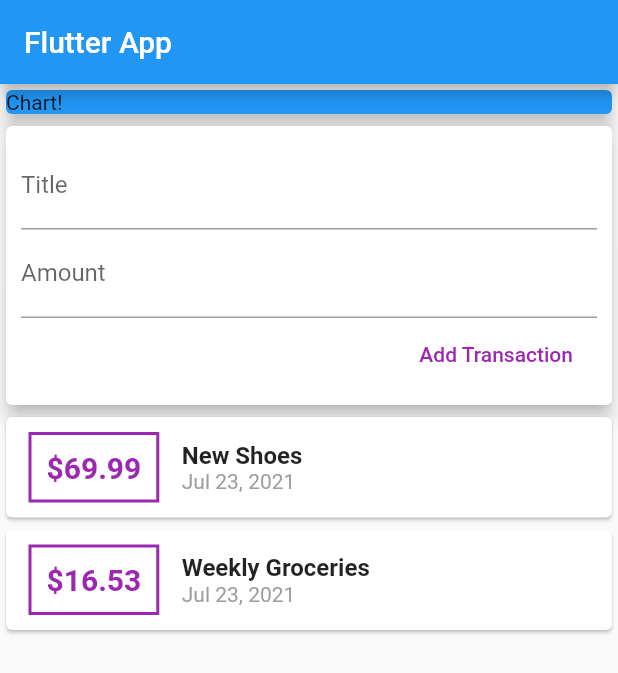
After one commit to niranjandawadi/expensePLanner, a Flutter app: the screen it shows after launch, on a phone screen of 412 x 824 dp. The commit adds this screen. Shown: the top 673 px of the screen. Run offline on Flutter 3.47's test engine with Material 2 defaults, Android fonts, the phone set to English and light mode, and no system bars.

Commit message:
Added list view builder

```diff
--- /dev/null
+++ b/lib/widgets/new_transaction.dart
@@ -0,0 +1,42 @@
+import 'package:flutter/material.dart';
+
+class NewTransaction extends StatelessWidget {
+  final Function addTx;
+  final titleController = TextEditingController();
+  final amountController = TextEditingController();
+
+  NewTransaction(this.addTx);
+
+  @override
+  Widget build(BuildContext context) {
+    return Card(
+      elevation: 5,
+      child: Container(
+        padding: EdgeInsets.all(10),
+        child: Column(
+          crossAxisAlignment: CrossAxisAlignment.end,
+          children: <Widget>[
+            TextField(
+              decoration: InputDecoration(labelText: 'Title'),
+              controller: titleController,
+            ),
+            TextField(
+              decoration: InputDecoration(labelText: 'Amount'),
+              controller: amountController,
+            ),
+            FlatButton(
+              onPressed: () {
+                addTx(
+                  titleController.text,
+                  double.parse(amountController.text),
+                );
+              },
+              child: Text("Add Transaction"),
+              textColor: Colors.purple,
+            ),
+          ],
+        ),
+      ),
+    );
+  }
+}
--- /dev/null
+++ b/lib/widgets/transaction_list.dart
@@ -0,0 +1,64 @@
+import 'package:expense_planner/models/transaction.dart';
+import 'package:flutter/material.dart';
+import '../models/transaction.dart';
+import 'package:intl/intl.dart';
+
+class TransactionList extends StatelessWidget {
+  final List<Transaction> transactions;
+
+  TransactionList(this.transactions);
+
+  @override
+  Widget build(BuildContext context) {
+    return Container(
+      height: 300,
+      child: ListView.builder(
+        itemBuilder: (ctx, index) {
+          return Card(
+            child: Row(
+              children: <Widget>[
+                Container(
+                  margin: EdgeInsets.symmetric(vertical: 10, horizontal: 15),
+                  decoration: BoxDecoration(
+                    border: Border.all(
+                      color: Colors.purple,
+                      width: 2,
+                    ),
+                  ),
+                  padding: EdgeInsets.all(10),
+                  child: Text(
+                    '\$${transactions[index].amount}',
+                    style: TextStyle(
+                      fontWeight: FontWeight.bold,
+                      fontSize: 20,
+                      color: Colors.purple,
+                    ),
+                  ),
+                ),
+                Column(
+                  crossAxisAlignment: CrossAxisAlignment.start,
+                  children: <Widget>[
+                    Text(
+                      transactions[index].title,
+                      style: TextStyle(
+                        fontSize: 16,
+                        fontWeight: FontWeight.bold,
+                      ),
+                    ),
+                    Text(
+                      DateFormat.yMMMd().format(transactions[index].date),
+                      style: TextStyle(
+                        color: Colors.grey,
+                      ),
+                    )
+                  ],
+                ),
+              ],
+            ),
+          );
+        },
+        itemCount: transactions.length,
+      ),
+    );
+  }
+}
--- /dev/null
+++ b/lib/widgets/user_transaction.dart
@@ -0,0 +1,49 @@
+import 'package:flutter/material.dart';
+import './new_transaction.dart';
+import './transaction_list.dart';
+import '../models/transaction.dart';
+
+class UserTransactions extends StatefulWidget {
+  @override
+  _UserTransactionsState createState() => _UserTransactionsState();
+}
+
+class _UserTransactionsState extends State<UserTransactions> {
+  final List<Transaction> _userTransactions = [
+    Transaction(
+      id: 't1',
+      title: 'New Shoes',
+      amount: 69.99,
+      date: DateTime.now(),
+    ),
+    Transaction(
+      id: 't2',
+      title: 'Weekly Groceries',
+      amount: 16.53,
+      date: DateTime.now(),
+    ),
+  ];
+
+  void _addNewTransaction(String txTitle, double txAmount) {
+    final newTx = Transaction(
+      title: txTitle,
+      amount: txAmount,
+      date: DateTime.now(),
+      id: DateTime.now().toString(),
+    );
+
+    setState(() {
+      _userTransactions.add(newTx);
+    });
+  }
+
+  @override
+  Widget build(BuildContext context) {
+    return Column(
+      children: [
+        NewTransaction(_addNewTransaction),
+        TransactionList(_userTransactions),
+      ],
+    );
+  }
+}
```
Also changed, not shown: lib/main.dart (+4 -91 lines), lib/models/transaction.dart (renamed from lib/transaction.dart), lib/transaction_list.dart (deleted).
